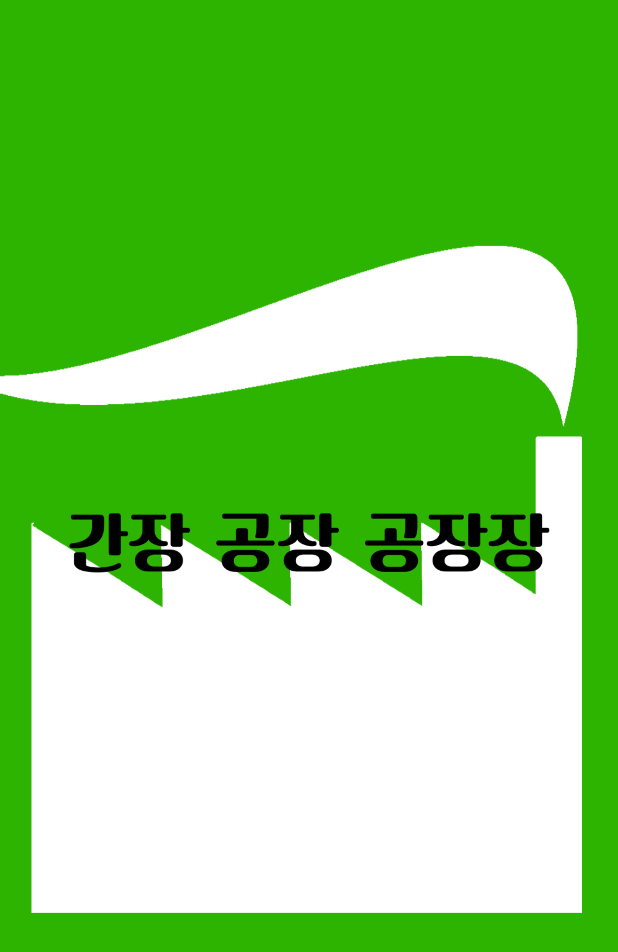
After one commit to arcane1028/2017_Collathon, an Android app: the LogoActivity screen opened directly, with no data from a screen before it, on a phone screen of 412 x 824 dp. The commit adds this screen. Shown: the top 952 px of the screen. Run offline under Robolectric (Android 15) with nearby library versions, the phone set to English and light mode, and no system bars.

Commit message:
LOGO 페이지 추가 및 디자인 일부 추가

```diff
--- a/app/src/main/AndroidManifest.xml
+++ b/app/src/main/AndroidManifest.xml
@@ -9,17 +9,18 @@
 
     <application
         android:allowBackup="true"
-        android:icon="@drawable/ic_launcher"
+        android:icon="@drawable/icon"
         android:label="@string/app_name"
         android:supportsRtl="true"
         android:theme="@style/AppTheme.NoActionBar"   >
-        <activity android:name=".MainActivity">
+        <activity android:name=".LogoActivity">
             <intent-filter>
                 <action android:name="android.intent.action.MAIN" />
 
                 <category android:name="android.intent.category.LAUNCHER" />
             </intent-filter>
         </activity>
+        <activity android:name=".MainActivity"/>a
         <activity android:name=".GameResultActivity" />
         <activity android:name=".GameStartActivity" />
         <activity android:name=".GameListActivity" />
--- /dev/null
+++ b/app/src/main/java/com/naver/naverspeech/collathon/LogoActivity.java
@@ -0,0 +1,35 @@
+package com.naver.naverspeech.collathon;
+
+import android.content.Intent;
+import android.os.Bundle;
+import android.os.Handler;
+import android.support.v7.app.AppCompatActivity;
+import android.view.animation.Animation;
+import android.view.animation.AnimationUtils;
+import android.widget.ImageView;
+
+public class LogoActivity extends AppCompatActivity {
+
+    @Override
+    protected void onCreate(Bundle savedInstanceState) {
+        super.onCreate(savedInstanceState);
+        setContentView(R.layout.logo_main);
+
+        final ImageView iv = (ImageView)findViewById(R.id.logo_down);
+
+        Animation animation = AnimationUtils.loadAnimation(getApplicationContext(), R.anim.alpha_ani);
+        iv.startAnimation(animation);
+
+        Handler mHandler = new Handler();
+        mHandler.postDelayed(new Runnable() {
+            @Override
+            public void run() {
+                Intent intent = new Intent(LogoActivity.this,MainActivity.class);
+                startActivity(intent);
+                finish();
+            }
+        },3200);
+
+
+    }
+}
--- a/app/src/main/java/com/naver/naverspeech/collathon/MainActivity.java
+++ b/app/src/main/java/com/naver/naverspeech/collathon/MainActivity.java
@@ -3,13 +3,12 @@ package com.naver.naverspeech.collathon;
 import android.Manifest;
 import android.content.Intent;
 import android.content.pm.PackageManager;
+import android.os.Bundle;
 import android.support.v4.app.ActivityCompat;
 import android.support.v4.content.ContextCompat;
 import android.support.v7.app.AppCompatActivity;
-import android.os.Bundle;
 import android.view.View;
 import android.widget.Button;
-import android.widget.Toast;
 
 import com.google.firebase.database.FirebaseDatabase;
 
@@ -25,7 +24,6 @@ public class MainActivity extends AppCompatActivity {
         setContentView(R.layout.activity_main);
 
         selectButton = (Button) findViewById(R.id.main_btn_select);
-        myButton = (Button) findViewById(R.id.main_btn_My);
 
         selectButton.setOnClickListener(new View.OnClickListener() {
             @Override
--- /dev/null
+++ b/app/src/main/res/anim/alpha_ani.xml
@@ -0,0 +1,8 @@
+<?xml version="1.0" encoding="utf-8"?>
+<alpha xmlns:android="http://schemas.android.com/apk/res/android" android:layout_width="match_parent"
+
+    android:fromAlpha="0.0"
+    android:toAlpha="1.0"
+    android:duration="3000"
+
+></alpha>
--- a/app/src/main/res/layout/activity_game_result.xml
+++ b/app/src/main/res/layout/activity_game_result.xml
@@ -12,7 +12,7 @@
         android:id="@+id/result_text_score"
         android:text="예시 문장이 이곳에 보여 집니다."
         android:layout_above="@+id/result_btn_back"
-        android:ma="30dp"
+        android:layout_margin="30dp"
         />
 
     <Button
--- a/app/src/main/res/layout/activity_game_start.xml
+++ b/app/src/main/res/layout/activity_game_start.xml
@@ -6,6 +6,7 @@
 
     <TextView
         android:id="@+id/start_text_sentence"
+        android:gravity="center"
         android:layout_width="wrap_content"
         android:layout_height="wrap_content"
         android:layout_above="@+id/start_btn_recode"
--- /dev/null
+++ b/app/src/main/res/layout/logo_main.xml
@@ -0,0 +1,33 @@
+<?xml version="1.0" encoding="utf-8"?>
+<android.support.constraint.ConstraintLayout
+    xmlns:android="http://schemas.android.com/apk/res/android"
+    xmlns:app="http://schemas.android.com/apk/res-auto"
+    xmlns:tools="http://schemas.android.com/tools"
+    android:layout_width="match_parent"
+    android:layout_height="match_parent"
+    android:background="@drawable/logo_bg">
+
+    <ImageView
+        android:id="@+id/logo_top"
+        android:layout_width="wrap_content"
+        android:layout_height="wrap_content"
+        android:layout_marginEnd="8dp"
+        android:layout_marginTop="216dp"
+        app:layout_constraintEnd_toEndOf="parent"
+        app:layout_constraintHorizontal_bias="0.0"
+        app:layout_constraintStart_toStartOf="parent"
+        app:layout_constraintTop_toTopOf="parent"
+        app:srcCompat="@drawable/logo_top" />
+
+    <ImageView
+        android:id="@+id/logo_down"
+        android:layout_width="wrap_content"
+        android:layout_height="wrap_content"
+        android:layout_marginBottom="92dp"
+        android:layout_marginEnd="8dp"
+        app:layout_constraintBottom_toBottomOf="parent"
+        app:layout_constraintEnd_toEndOf="parent"
+        app:layout_constraintHorizontal_bias="0.0"
+        app:layout_constraintStart_toStartOf="parent"
+        app:srcCompat="@drawable/logo_down" />
+</android.support.constraint.ConstraintLayout>
```
Also changed, not shown: app/src/main/res/drawable/button_event_select.xml (added, +8 -0 lines), app/src/main/res/layout/activity_main.xml (+22 -11 lines), app/src/main/res/drawable/btn_select_default.png (added), app/src/main/res/drawable/btn_select_pressed.png (added), app/src/main/res/drawable/icon.png (added), app/src/main/res/drawable/logo_bg.png (added), app/src/main/res/drawable/logo_down.png (added), app/src/main/res/drawable/logo_top.png (added), app/src/main/res/drawable/white_factory.png (added).
